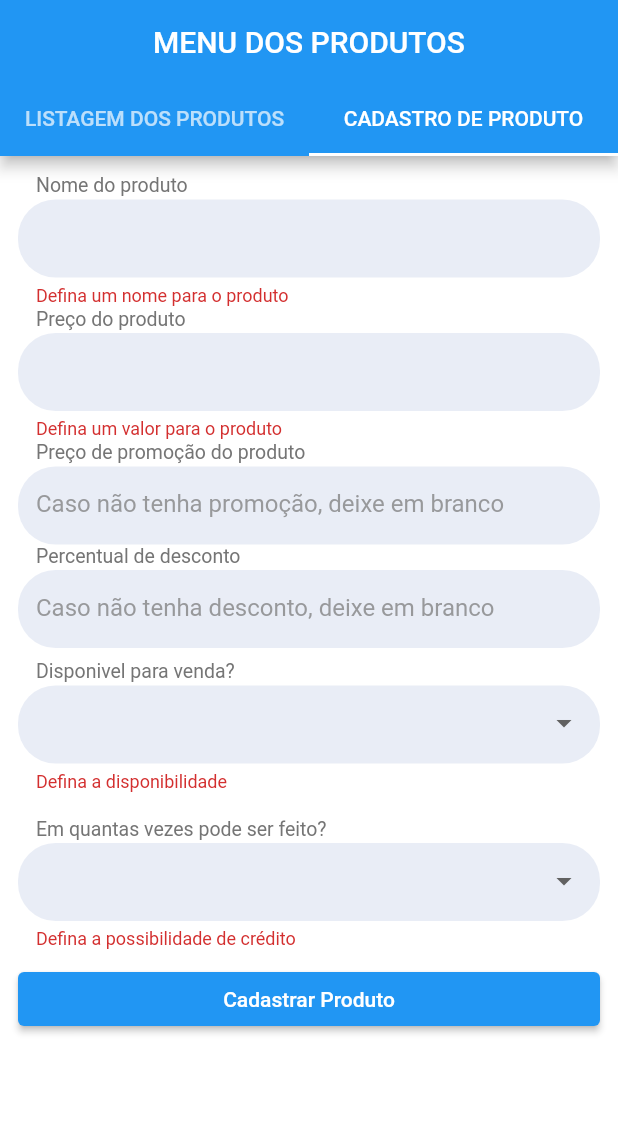
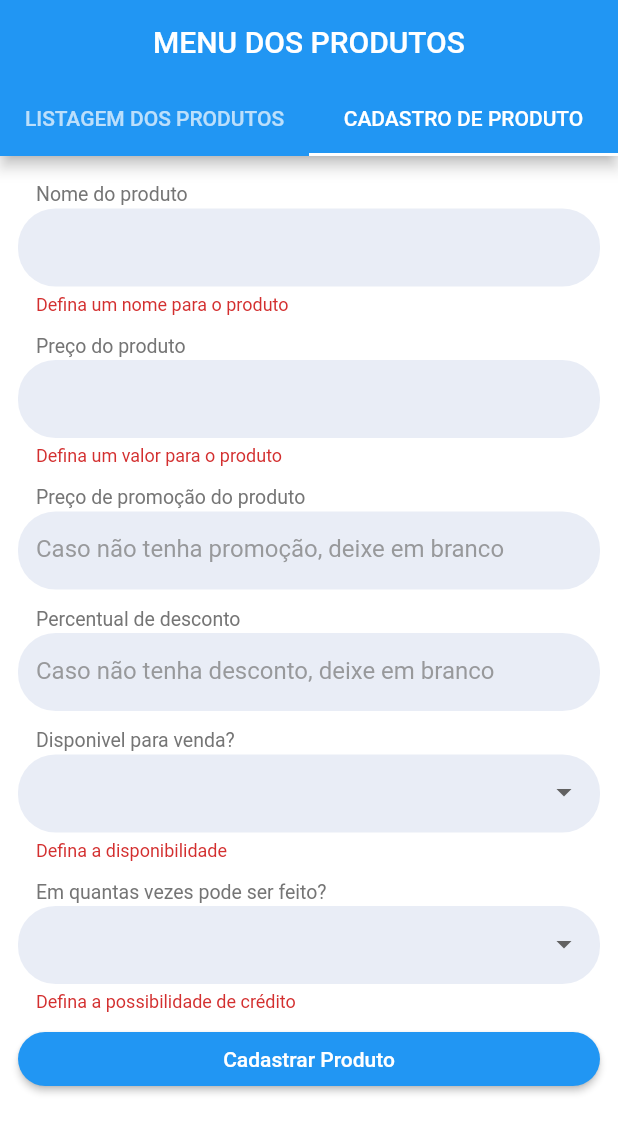
Before and after one commit to RonTozzo/CRUD----BloC, a Flutter app: the screen it shows after launch, tab 2 chosen, after a tap on "Cadastrar Produto", on a phone screen of 412 x 824 dp. Shown: the top 1133 px of the screen. Run offline on Flutter 3.47's test engine with Material 2 defaults, Android fonts, the phone set to English and light mode, and no system bars; our stand-ins replace equatable, flutter_bloc, sqflite; missing offline and left inert: easy_mask; accounts and stored records are empty; network calls fail.

Commit message:
Excluir com bug desconhecido

```diff
--- a/lib/pages/cadastro_produto._page.dart
+++ b/lib/pages/cadastro_produto._page.dart
@@ -55,7 +55,7 @@ class _CadastroProdutoPageState extends State<CadastroProdutoPage> {
     },
     {
       'value': '4',
-      'txt': '5x',
+      'txt': '4x',
     },
     {
       'value': '5',
@@ -73,13 +73,7 @@ class _CadastroProdutoPageState extends State<CadastroProdutoPage> {
 
   @override
   Widget build(BuildContext context) {
-    return Padding(
-      padding: const EdgeInsets.all(12),
-      child: Form(
-        key: _formKey,
-        child: ListView(
-          children: [
-            MainInput(
+    final inputNome = MainInput(
       label: 'Nome do produto',
       onChanged: (val) {
         if (val != null) {
@@ -91,8 +85,8 @@ class _CadastroProdutoPageState extends State<CadastroProdutoPage> {
           return 'Defina um nome para o produto';
         }
       },
-            ),
-            MainInput(
+    );
+    final inputPreco = MainInput(
       label: 'Preço do produto',
       textMask: TextInputMask(
         mask: 'R!\$! !9+.999,99',
@@ -108,8 +102,9 @@ class _CadastroProdutoPageState extends State<CadastroProdutoPage> {
           return 'Defina um valor para o produto';
         }
       },
-            ),
-            MainInput(
+    );
+
+    final inputPrecoPromocao = MainInput(
       label: 'Preço de promoção do produto',
       hintText: 'Caso não tenha promoção, deixe em branco',
       textMask: TextInputMask(
@@ -121,17 +116,22 @@ class _CadastroProdutoPageState extends State<CadastroProdutoPage> {
           _formData['actual_price'] = val;
         }
       },
-            ),
-            MainInput(
+    );
+    final inputPercentualDesconto = MainInput(
       label: 'Percentual de desconto',
       hintText: 'Caso não tenha desconto, deixe em branco',
+      textMask: TextInputMask(
+        mask: ' 9+999 !%!',
+      ),
       onChanged: (val) {
         if (val != null) {
+          val = val.toString().replaceAll(' ', '');
+          log(val);
           _formData['discount_percentage'] = val;
         }
       },
-            ),
-            MainSelect(
+    );
+    final selectIsDisponivel = MainSelect(
       label: 'Disponivel para venda?',
       onChanged: (val) {
         if (val != null) {
@@ -149,8 +149,9 @@ class _CadastroProdutoPageState extends State<CadastroProdutoPage> {
           value: val['value'],
         );
       }).toList(),
-            ),
-            MainSelect(
+    );
+
+    final selectVezesPagamanto = MainSelect(
       label: 'Em quantas vezes pode ser feito?',
       onChanged: (val) {
         if (val != null) {
@@ -168,50 +169,67 @@ class _CadastroProdutoPageState extends State<CadastroProdutoPage> {
           value: val['value'],
         );
       }).toList(),
-            ),
-            ElevatedButton(
+    );
+
+    final btnCadastrarCliente = ElevatedButton(
+      child: const Text('Cadastrar Produto'),
+      style: ElevatedButton.styleFrom(
+          shape:
+              RoundedRectangleBorder(borderRadius: BorderRadius.circular(25))),
       onPressed: () async {
         if (_formKey.currentState!.validate()) {
-                    List listaProdutos =
-                        await ArmazenamentoUtil.buscar('products');
+          List listaProdutos = await ArmazenamentoUtil.buscar('products');
           if (_formData['actual_price'] == '' ||
               _formData['actual_price'] == null) {
             _formData['actual_price'] = _formData['regular_price'];
           }
+
           var aux = _formData['actual_price'].toString().split(' ');
-                    double preco = double.parse(aux[1]);
+          String aux2 = aux[1].toString().replaceAll('.', '');
+          aux2 = aux2.replaceAll(',', '.');
           double precoPrazo =
-                        preco / int.parse(_formData['installments']);
+              double.parse(aux2) / int.parse(_formData['installments']);
           _formData['installments'] =
               '${_formData['installments']}x R\$ ${_br.format(precoPrazo)}';
-                    log(_formData['installments']);
+
           _formKey.currentState!.save();
-
           Map newProduct = {
             'name': _formData['name'],
             'on_sale': _formData['on_sale'],
             'regular_price': _formData['regular_price'],
             'actual_price': _formData['actual_price'],
             'discount_percentage': _formData['discount_percentage'],
+            'installments': _formData['installments'],
           };
-                    // log(listaProdutos.length.toString());
+
           listaProdutos.add(newProduct);
-                    // log(listaProdutos.length.toString());
-                    // log(listaProdutos.toString());
           await ArmazenamentoUtil.salvar('products', listaProdutos);
+
           Navigator.of(context).push(
             MaterialPageRoute(
               builder: (context) => BlocProvider<HomeBloc>(
                 create: (BuildContext blocContext) =>
-                              HomeBloc(HomeLoadingState())
-                                ..add(HomeFetchList()),
+                    HomeBloc(HomeLoadingState())..add(HomeFetchList()),
                 child: const HomePage(),
               ),
             ),
           );
         }
       },
-                child: const Text('Cadastrar Produto'))
+    );
+    return Padding(
+      padding: const EdgeInsets.all(12),
+      child: Form(
+        key: _formKey,
+        child: ListView(
+          children: [
+            inputNome,
+            inputPreco,
+            inputPrecoPromocao,
+            inputPercentualDesconto,
+            selectIsDisponivel,
+            selectVezesPagamanto,
+            btnCadastrarCliente,
           ],
         ),
       ),
--- a/lib/pages/lista_produtos_page.dart
+++ b/lib/pages/lista_produtos_page.dart
@@ -1,7 +1,11 @@
 import 'dart:developer';
-
-import 'package:crud_bloc/widgets/main_search_bar.dart';
+import 'package:crud_bloc/util/armazenamento_util.dart';
 import 'package:flutter/material.dart';
+import 'package:flutter_bloc/flutter_bloc.dart';
+import 'home_bloc/home_event.dart';
+import 'home_bloc/home_state.dart';
+import 'home_page.dart';
+import 'home_bloc/home_bloc.dart';
 
 class ListaProdutosPage extends StatefulWidget {
   final List listaProdutos;
@@ -14,7 +18,7 @@ class ListaProdutosPage extends StatefulWidget {
 
 class _ListaProdutosPageState extends State<ListaProdutosPage> {
   Widget _cardProduto(Map produto) {
-    log(produto.toString());
+    // log(produto.toString());
     return Column(
       children: [
         SizedBox(
@@ -41,35 +45,75 @@ class _ListaProdutosPageState extends State<ListaProdutosPage> {
         ),
         const SizedBox(height: 8),
         Row(
-          mainAxisAlignment: MainAxisAlignment.start,
+          children: [
+            Column(
+              crossAxisAlignment: CrossAxisAlignment.start,
+              mainAxisAlignment: MainAxisAlignment.center,
               children: [
                 Text.rich(
                   TextSpan(
                     children: <TextSpan>[
                       TextSpan(
                           text: '${produto['regular_price']}',
-                      style:
-                          (produto['discount_percentage'].toString().isNotEmpty)
+                          style: (produto['discount_percentage']
+                                  .toString()
+                                  .isNotEmpty)
                               ? const TextStyle(
                                   decoration: TextDecoration.lineThrough,
                                   color: Colors.grey)
                               : const TextStyle(fontWeight: FontWeight.bold)),
-                  if ((produto['discount_percentage'].toString().isNotEmpty))
+                      if ((produto['discount_percentage']
+                          .toString()
+                          .isNotEmpty))
                         TextSpan(
                             text: ' - ${produto['actual_price']}',
                             style: const TextStyle(color: Colors.red))
                     ],
                   ),
                 ),
-          ],
-        ),
-        const SizedBox(height: 4),
-        Row(
-          mainAxisAlignment: MainAxisAlignment.start,
-          children: [
                 Text(
                   produto['installments'] ?? '',
                 ),
+              ],
+            ),
+            Column(
+              mainAxisAlignment: MainAxisAlignment.center,
+              crossAxisAlignment: CrossAxisAlignment.end,
+              children: [
+                Padding(
+                  padding: const EdgeInsets.only(right: 0),
+                  child: IconButton(
+                    onPressed: () async {
+                      print('entrou');
+                      List listaProdutos =
+                          await ArmazenamentoUtil.buscar('products');
+                      print('buscou storage');
+                      listaProdutos
+                          .retainWhere((element) => element != produto);
+                      print('excluiu');
+
+                      await ArmazenamentoUtil.salvar('products', listaProdutos);
+                      print('salvou');
+                      Navigator.of(context).push(
+                        MaterialPageRoute(
+                          builder: (context) => BlocProvider<HomeBloc>(
+                            create: (BuildContext blocContext) =>
+                                HomeBloc(HomeLoadingState())
+                                  ..add(HomeFetchList()),
+                            child: const HomePage(),
+                          ),
+                        ),
+                      );
+                      print('atualizou pagina');
+                    },
+                    icon: const Icon(
+                      Icons.delete,
+                      color: Colors.red,
+                    ),
+                  ),
+                ),
+              ],
+            )
           ],
         ),
       ],
--- a/lib/widgets/main_input.dart
+++ b/lib/widgets/main_input.dart
@@ -48,7 +48,9 @@ class MainInput extends StatelessWidget {
 
   @override
   Widget build(BuildContext context) {
-    return Column(
+    return Padding(
+      padding: const EdgeInsets.symmetric(vertical: 6),
+      child: Column(
         crossAxisAlignment: CrossAxisAlignment.start,
         children: [
           Padding(
@@ -108,6 +110,7 @@ class MainInput extends StatelessWidget {
             ],
           )
         ],
+      ),
     );
   }
 }
--- a/lib/widgets/main_select.dart
+++ b/lib/widgets/main_select.dart
@@ -31,7 +31,7 @@
   @override
   Widget build(BuildContext context) {
     return Padding(
-      padding: const EdgeInsets.symmetric(vertical: 8.0),
+      padding: const EdgeInsets.symmetric(vertical: 6),
       child: Column(
         crossAxisAlignment: CrossAxisAlignment.start,
         children: [
```
Lines whose indentation alone changed are shown as unchanged.
